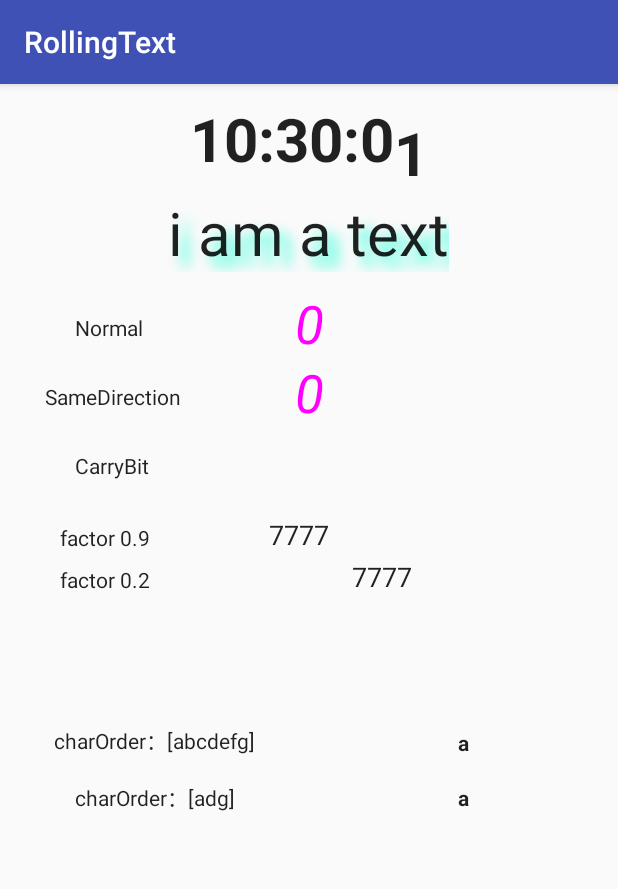
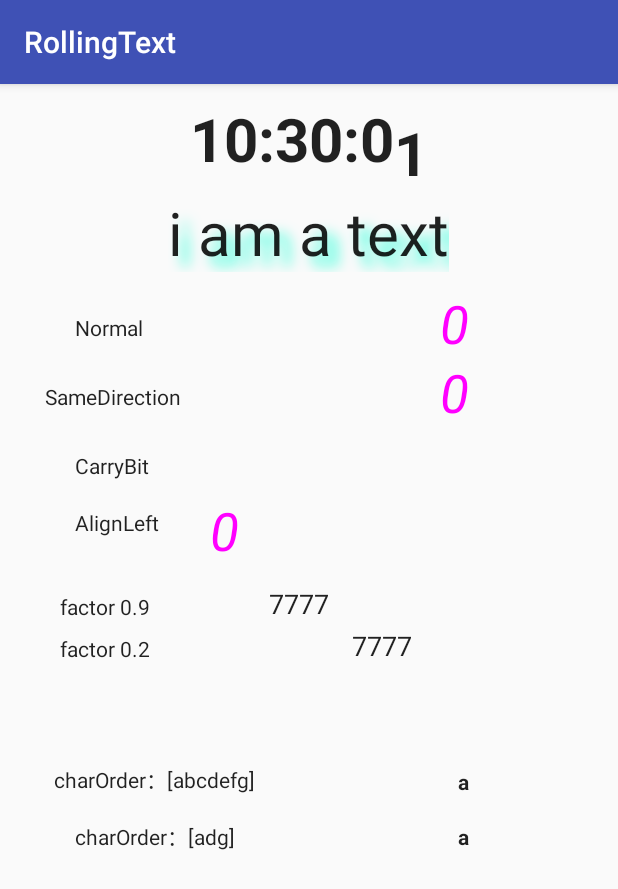
Before and after one commit to YvesCheung/RollingText, an Android app: the screen it shows after launch (MainActivity), on a phone screen of 412 x 824 dp. Shown: the top 889 px of the screen. Run offline under Robolectric (Android 15) with nearby library versions, the phone set to English and light mode, and no system bars; 19 statements that could not run were skipped.

Commit message:
add AlignAnimationStrategy

```diff
--- a/app/src/main/java/com/yy/mobile/rollingtext/MainActivity.java
+++ b/app/src/main/java/com/yy/mobile/rollingtext/MainActivity.java
@@ -10,6 +10,8 @@ import android.view.animation.AccelerateDecelerateInterpolator;
 
 import com.yy.mobile.rollingtextview.CharOrder;
 import com.yy.mobile.rollingtextview.RollingTextView;
+import com.yy.mobile.rollingtextview.strategy.AlignAnimationStrategy;
+import com.yy.mobile.rollingtextview.strategy.AlignAnimationStrategy.TextAlignment;
 import com.yy.mobile.rollingtextview.strategy.Direction;
 import com.yy.mobile.rollingtextview.strategy.Strategy;
 
@@ -23,8 +25,8 @@ public class MainActivity extends AppCompatActivity {
 
     private Handler handler = new Handler();
 
-    private List<String> list = Arrays.asList("1", "9", "12", "19", "24", "36", "47",
-            "56", "63", "78", "89", "95", "132", "289", "312", "400");
+    private List<String> list = Arrays.asList("1", "21339", "12", "123319", "24", "6", "247",
+            "5226", "63", "378", "234389", "12395", "2", "1289", "32212", "400");
     private int idx = 0;
 
     @Override
@@ -62,7 +64,19 @@ public class MainActivity extends AppCompatActivity {
         handler.postDelayed(new Runnable() {
             @Override
             public void run() {
-                carryBit.setText(list.get(idx++ % list.size()));
+                carryBit.setText(list.get(idx % list.size()));
+                handler.postDelayed(this, 3000L);
+            }
+        }, 2000L);
+
+        final RollingTextView alignLeft = findViewById(R.id.rollingTextView4);
+        alignLeft.addCharOrder(CharOrder.Number);
+        alignLeft.setAnimationDuration(2000L);
+        alignLeft.setCharStrategy(new AlignAnimationStrategy(TextAlignment.Left));
+        handler.postDelayed(new Runnable() {
+            @Override
+            public void run() {
+                alignLeft.setText(list.get(idx++ % list.size()));
                 handler.postDelayed(this, 3000L);
             }
         }, 2000L);
--- a/app/src/main/res/layout/activity_main.xml
+++ b/app/src/main/res/layout/activity_main.xml
@@ -33,8 +33,9 @@
         android:id="@+id/rollingTextView"
         android:layout_width="wrap_content"
         android:layout_height="wrap_content"
+        android:layout_alignParentRight="true"
         android:layout_below="@+id/alphaBetView"
-        android:layout_centerHorizontal="true"
+        android:layout_marginRight="100dp"
         android:layout_marginTop="10dp"
         android:gravity="center"
         android:text="0"
@@ -59,8 +60,9 @@
         android:id="@+id/rollingTextView2"
         android:layout_width="wrap_content"
         android:layout_height="wrap_content"
+        android:layout_alignParentRight="true"
         android:layout_below="@+id/rollingTextView"
-        android:layout_centerHorizontal="true"
+        android:layout_marginRight="100dp"
         android:gravity="center"
         android:text="0"
         android:textColor="#ffff00ff"
@@ -83,8 +85,9 @@
         android:id="@+id/rollingTextView3"
         android:layout_width="wrap_content"
         android:layout_height="wrap_content"
+        android:layout_alignParentRight="true"
         android:layout_below="@+id/rollingTextView2"
-        android:layout_centerHorizontal="true"
+        android:layout_marginRight="100dp"
         android:gravity="center"
         android:text="0"
         android:textColor="#ffff00ff"
@@ -103,11 +106,33 @@
         android:text="CarryBit"
         android:textSize="14sp" />
 
+    <com.yy.mobile.rollingtextview.RollingTextView
+        android:layout_width="wrap_content"
+        android:layout_height="wrap_content"
+        android:layout_alignParentLeft="true"
+        android:layout_below="@+id/rollingTextView3"
+        android:layout_marginLeft="50dp"
+        android:gravity="start|center_vertical"
+        android:padding="10dp"
+        android:text="AlignLeft"
+        android:textSize="14sp" />
+
+    <com.yy.mobile.rollingtextview.RollingTextView
+        android:id="@+id/rollingTextView4"
+        android:layout_width="wrap_content"
+        android:layout_height="wrap_content"
+        android:layout_below="@+id/rollingTextView3"
+        android:layout_marginLeft="140dp"
+        android:text="0"
+        android:textColor="#ffff00ff"
+        android:textSize="35sp"
+        android:textStyle="italic" />
+
     <RelativeLayout
         android:id="@+id/stickyLayout"
         android:layout_width="match_parent"
         android:layout_height="wrap_content"
-        android:layout_below="@id/rollingTextView3"
+        android:layout_below="@id/rollingTextView4"
         android:layout_marginTop="10dp">
 
         <com.yy.mobile.rollingtextview.RollingTextView
@@ -162,7 +187,7 @@
         android:layout_height="wrap_content"
         android:layout_below="@+id/stickyLayout2"
         android:layout_centerHorizontal="true"
-        android:layout_marginTop="20dp"
+        android:layout_marginTop="10dp"
         android:textSize="30sp" />
 
     <LinearLayout
@@ -170,7 +195,7 @@
         android:layout_width="match_parent"
         android:layout_height="wrap_content"
         android:layout_below="@+id/carryTextView"
-        android:layout_marginTop="20dp">
+        android:layout_marginTop="10dp">
 
         <com.yy.mobile.rollingtextview.RollingTextView
             android:layout_width="0dp"
--- a/rollingtextview/build.gradle
+++ b/rollingtextview/build.gradle
@@ -11,9 +11,6 @@ android {
         targetSdkVersion 26
         versionCode 1
         versionName "1.0"
-
-        testInstrumentationRunner "android.support.test.runner.AndroidJUnitRunner"
-
     }
 
     buildTypes {
--- a/rollingtextview/src/main/java/com/yy/mobile/rollingtextview/TextManager.kt
+++ b/rollingtextview/src/main/java/com/yy/mobile/rollingtextview/TextManager.kt
@@ -79,13 +79,13 @@ internal class TextManager(
 
     fun setText(targetText: CharSequence) {
 
-        val itr = textColumns.iterator()
-        while (itr.hasNext()) {
-            val column = itr.next()
-            if (column.currentWidth.isZero()) {
-                itr.remove()
-            }
-        }
+//        val itr = textColumns.iterator()
+//        while (itr.hasNext()) {
+//            val column = itr.next()
+//            if (column.currentWidth.isZero()) {
+//                itr.remove()
+//            }
+//        }
 
         val sourceText = String(currentText)
 
--- /dev/null
+++ b/rollingtextview/src/main/java/com/yy/mobile/rollingtextview/strategy/AlignAnimationStrategy.kt
@@ -0,0 +1,48 @@
+package com.yy.mobile.rollingtextview.strategy
+
+import com.yy.mobile.rollingtextview.TextManager
+
+/**
+ * Created by 张宇 on 2019/4/29.
+ * E-mail: zhangyu4@yy.com
+ * YY: 909017428
+ */
+@Suppress("MemberVisibilityCanBePrivate")
+open class AlignAnimationStrategy(val alignment: TextAlignment) : NormalAnimationStrategy() {
+
+    override fun findCharOrder(
+        sourceText: CharSequence,
+        targetText: CharSequence,
+        index: Int,
+        charPool: CharPool
+    ): Pair<List<Char>, Direction> {
+        val maxLen = Math.max(sourceText.length, targetText.length)
+        var srcChar = TextManager.EMPTY
+        var tgtChar = TextManager.EMPTY
+
+        val srcRange = getTextRange(sourceText, maxLen)
+        val tgtRange = getTextRange(targetText, maxLen)
+        if (index in srcRange) {
+            srcChar = sourceText[index - srcRange.first]
+        }
+        if (index in tgtRange) {
+            tgtChar = targetText[index - tgtRange.first]
+        }
+
+        return findCharOrder(srcChar, tgtChar, index, charPool)
+    }
+
+    private fun getTextRange(text: CharSequence, maxLen: Int): IntRange {
+        val from: Int = when (alignment) {
+            TextAlignment.Left -> 0
+            TextAlignment.Center -> Math.round((maxLen - text.length) / 2f)
+            TextAlignment.Right -> maxLen - text.length
+        }
+        val to: Int = from + text.length
+        return from until to
+    }
+
+    enum class TextAlignment {
+        Left, Right, Center
+    }
+}
--- a/rollingtextview/src/main/java/com/yy/mobile/rollingtextview/strategy/CharOrderStrategy.kt
+++ b/rollingtextview/src/main/java/com/yy/mobile/rollingtextview/strategy/CharOrderStrategy.kt
@@ -160,7 +160,7 @@ typealias CharPool = List<Collection<Char>>
  *
  * [SCROLL_DOWN] 向下滚动
  */
-enum class Direction(var value: Int) {
+enum class Direction(val value: Int) {
     SCROLL_UP(-1),
     SCROLL_DOWN(1)
 }
--- a/rollingtextview/src/main/java/com/yy/mobile/rollingtextview/strategy/StickyStrategy.kt
+++ b/rollingtextview/src/main/java/com/yy/mobile/rollingtextview/strategy/StickyStrategy.kt
@@ -7,6 +7,7 @@ import com.yy.mobile.rollingtextview.PreviousProgress
  * E-mail: zhangyu4@yy.com
  * YY: 909017428
  */
+@Suppress("MemberVisibilityCanBePrivate")
 class StickyStrategy(val factor: Double) : NormalAnimationStrategy() {
 
     init {
```
Also changed, not shown: 2 other files.
